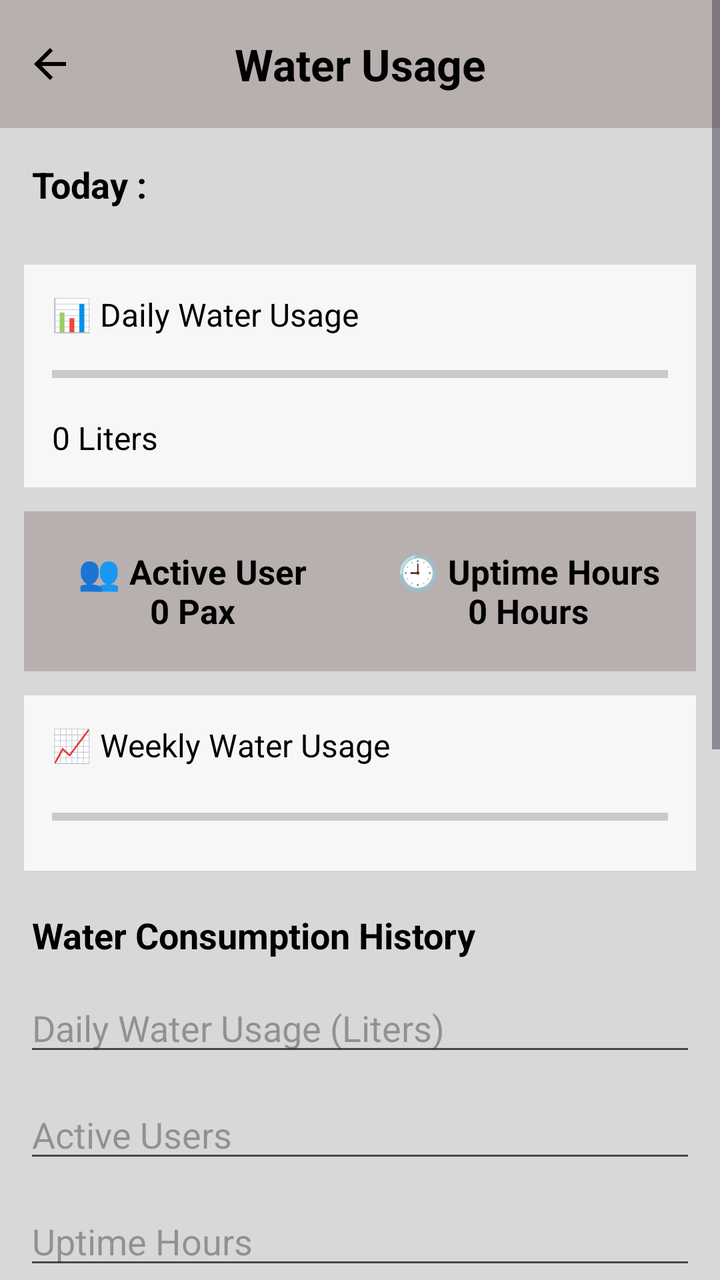
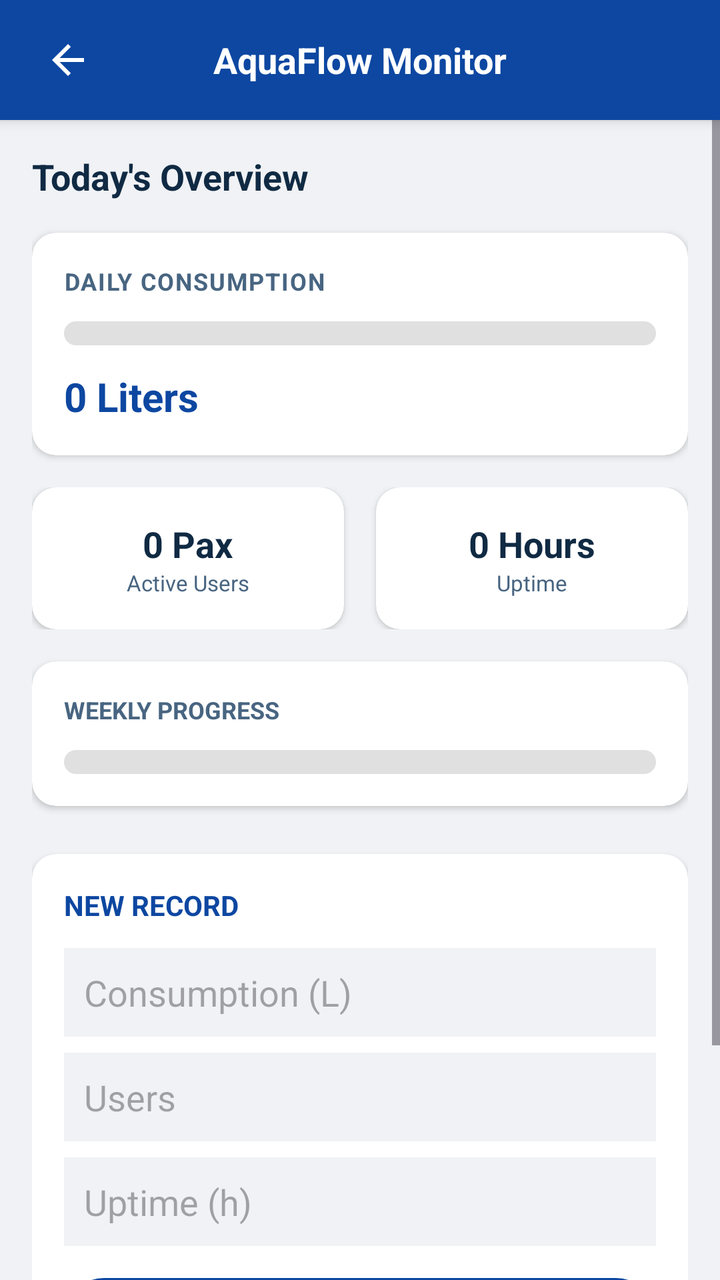

The first picture is an Android layout as it rendered before a commit; the second is the same layout after the commit. The layout source and the unified diff follow.
<!-- AndroidManifest.xml: application theme Theme.WaterFilter -->
<!-- res/layout/activity_water_usage.xml -->
<?xml version="1.0" encoding="utf-8"?>
<ScrollView xmlns:android="http://schemas.android.com/apk/res/android"
    android:layout_width="match_parent"
    android:layout_height="match_parent"
    android:background="#6F6A6A">

    <LinearLayout
        android:layout_width="match_parent"
        android:layout_height="wrap_content"
        android:orientation="vertical"
        android:background="#D8D8D8"
        android:paddingBottom="16dp">

        <LinearLayout
            android:layout_width="match_parent"
            android:layout_height="wrap_content">

            <ImageButton
                android:layout_width="wrap_content"
                android:minWidth="50dp"
                android:layout_height="match_parent"
                android:src="@drawable/ic_arrow_back"
                android:id="@+id/gobackbutton"
                android:background="#B8AFAF"/>

            <TextView
                android:layout_width="match_parent"
                android:layout_height="64dp"
                android:gravity="center"
                android:text="Water Usage"
                android:textSize="22sp"
                android:textStyle="bold"
                android:textColor="#000000"
                android:paddingRight="50dp"
                android:background="#B8AFAF" />

        </LinearLayout>

        
        <TextView
            android:id="@+id/txtDateToday"
            android:layout_width="match_parent"
            android:layout_height="wrap_content"
            android:text="Today : "
            android:textSize="18sp"
            android:textStyle="bold"
            android:textColor="#000000"
            android:padding="16dp" />

        
        <LinearLayout
            android:layout_width="match_parent"
            android:layout_height="wrap_content"
            android:layout_margin="12dp"
            android:orientation="vertical"
            android:background="#F7F7F7"
            android:padding="14dp">

            <TextView
                android:layout_width="wrap_content"
                android:layout_height="wrap_content"
                android:text="📊 Daily Water Usage"
                android:textSize="16sp"
                android:textColor="#000000" />

            <ProgressBar
                android:id="@+id/progressDaily"
                style="?android:attr/progressBarStyleHorizontal"
                android:layout_width="match_parent"
                android:layout_height="18dp"
                android:progress="0"
                android:max="100"
                android:layout_marginTop="10dp" />

            <TextView
                android:id="@+id/txtDailyLiters"
                android:layout_width="wrap_content"
                android:layout_height="wrap_content"
                android:text="0 Liters"
                android:textSize="16sp"
                android:textColor="#000000"
                android:layout_marginTop="12dp" />
        </LinearLayout>

        
        <LinearLayout
            android:layout_width="match_parent"
            android:layout_height="80dp"
            android:layout_marginHorizontal="12dp"
            android:orientation="horizontal"
            android:background="#B8AFAF">

            <TextView
                android:id="@+id/txtActiveUsers"
                android:layout_width="0dp"
                android:layout_height="match_parent"
                android:layout_weight="1"
                android:gravity="center"
                android:text="👥 Active User\n0 Pax"
                android:textSize="17sp"
                android:textStyle="bold"
                android:textColor="#000000" />

            <TextView
                android:id="@+id/txtUptimeHours"
                android:layout_width="0dp"
                android:layout_height="match_parent"
                android:layout_weight="1"
                android:gravity="center"
                android:text="🕘 Uptime Hours\n0 Hours"
                android:textSize="17sp"
                android:textStyle="bold"
                android:textColor="#000000" />
        </LinearLayout>

        
        <LinearLayout
            android:layout_width="match_parent"
            android:layout_height="wrap_content"
            android:layout_margin="12dp"
            android:orientation="vertical"
            android:background="#F7F7F7"
            android:padding="14dp">

            <TextView
                android:layout_width="wrap_content"
                android:layout_height="wrap_content"
                android:text="📈 Weekly Water Usage"
                android:textSize="16sp"
                android:textColor="#000000" />

            <ProgressBar
                android:id="@+id/progressWeekly"
                style="?android:attr/progressBarStyleHorizontal"
                android:layout_width="match_parent"
                android:layout_height="26dp"
                android:progress="0"
                android:max="100"
                android:layout_marginTop="12dp" />
        </LinearLayout>

        <TextView
            android:layout_width="wrap_content"
            android:layout_height="wrap_content"
            android:text="Water Consumption History"
            android:textSize="18sp"
            android:textStyle="bold"
            android:textColor="#000000"
            android:layout_marginStart="16dp"
            android:layout_marginTop="8dp" />

        <EditText
            android:id="@+id/etConsumption"
            android:layout_width="match_parent"
            android:layout_height="wrap_content"
            android:hint="Daily Water Usage (Liters)"
            android:inputType="number"
            android:layout_margin="12dp" />

        <EditText
            android:id="@+id/etUsers"
            android:layout_width="match_parent"
            android:layout_height="wrap_content"
            android:hint="Active Users"
            android:inputType="number"
            android:layout_marginHorizontal="12dp" />

        <EditText
            android:id="@+id/etHours"
            android:layout_width="match_parent"
            android:layout_height="wrap_content"
            android:hint="Uptime Hours"
            android:inputType="numberDecimal"
            android:layout_margin="12dp" />

        <Button
            android:id="@+id/btnSave"
            android:layout_width="match_parent"
            android:layout_height="wrap_content"
            android:text="Save Record"
            android:layout_marginHorizontal="12dp" />

        <Button
            android:id="@+id/btnUpdate"
            android:layout_width="match_parent"
            android:layout_height="wrap_content"
            android:text="Update Record"
            android:layout_marginHorizontal="12dp"
            android:layout_marginTop="6dp" />

        <androidx.recyclerview.widget.RecyclerView
            android:id="@+id/recyclerView"
            android:layout_width="match_parent"
            android:layout_height="300dp"
            android:layout_margin="12dp" />

    </LinearLayout>
</ScrollView>
<!-- resources referenced by this layout -->
<resources>
  <!-- drawable ic_arrow_back (drawable) -->
  <vector xmlns:android="http://schemas.android.com/apk/res/android" android:autoMirrored="true" android:height="24dp" android:tint="#000000" android:viewportHeight="960" android:viewportWidth="960" android:width="24dp">
        
      <path android:fillColor="@android:color/white" android:pathData="M313,520L537,744L480,800L160,480L480,160L537,216L313,440L800,440L800,520L313,520Z"/>
      
  </vector>
  <style name="Theme.WaterFilter" parent="Base.Theme.WaterFilter" />
  <style name="Base.Theme.WaterFilter" parent="Theme.Material3.DayNight.NoActionBar">
          
      </style>
</resources>

<!-- the commit's change to res/layout/activity_water_usage.xml (unified diff, before → after) -->
@@ -1,198 +1,216 @@
 <?xml version="1.0" encoding="utf-8"?>
-<ScrollView xmlns:android="http://schemas.android.com/apk/res/android"
+<RelativeLayout xmlns:android="http://schemas.android.com/apk/res/android"
+    xmlns:app="http://schemas.android.com/apk/res-auto"
     android:layout_width="match_parent"
     android:layout_height="match_parent"
-    android:background="#6F6A6A">
-
+    android:background="@color/bg_app">
+
+    
     <LinearLayout
+        android:id="@+id/topBar"
         android:layout_width="match_parent"
-        android:layout_height="wrap_content"
-        android:orientation="vertical"
-        android:background="#D8D8D8"
-        android:paddingBottom="16dp">
-
-        <LinearLayout
-            android:layout_width="match_parent"
-            android:layout_height="wrap_content">
-
-            <ImageButton
-                android:layout_width="wrap_content"
-                android:minWidth="50dp"
-                android:layout_height="match_parent"
-                android:src="@drawable/ic_arrow_back"
-                android:id="@+id/gobackbutton"
-                android:background="#B8AFAF"/>
-
-            <TextView
-                android:layout_width="match_parent"
-                android:layout_height="64dp"
-                android:gravity="center"
-                android:text="Water Usage"
-                android:textSize="22sp"
-                android:textStyle="bold"
-                android:textColor="#000000"
-                android:paddingRight="50dp"
-                android:background="#B8AFAF" />
-
-        </LinearLayout>
-
-        
+        android:layout_height="60dp"
+        android:background="@color/primary"
+        android:orientation="horizontal"
+        android:gravity="center_vertical"
+        android:paddingStart="16dp"
+        android:paddingEnd="16dp"
+        android:elevation="4dp">
+
+        <ImageButton
+            android:id="@+id/gobackbutton"
+            android:layout_width="36dp"
+            android:layout_height="36dp"
+            android:src="@drawable/ic_arrow_back"
+            android:background="?attr/selectableItemBackgroundBorderless"
+            app:tint="@color/white"
+            android:contentDescription="Back" />
+
         <TextView
-            android:id="@+id/txtDateToday"
-            android:layout_width="match_parent"
+            android:layout_width="0dp"
             android:layout_height="wrap_content"
-            android:text="Today : "
+            android:layout_weight="1"
+            android:text="AquaFlow Monitor"
             android:textSize="18sp"
             android:textStyle="bold"
-            android:textColor="#000000"
-            android:padding="16dp" />
-
-        
+            android:textColor="@color/white"
+            android:gravity="center" />
+
+        <View
+            android:layout_width="36dp"
+            android:layout_height="36dp" />
+    </LinearLayout>
+
+    <ScrollView
+        android:layout_width="match_parent"
+        android:layout_height="match_parent"
+        android:layout_below="@id/topBar"
+        android:fillViewport="true">
+
         <LinearLayout
             android:layout_width="match_parent"
             android:layout_height="wrap_content"
-            android:layout_margin="12dp"
             android:orientation="vertical"
-            android:background="#F7F7F7"
-            android:padding="14dp">
+            android:padding="16dp">
 
             <TextView
-                android:layout_width="wrap_content"
-                android:layout_height="wrap_content"
-                android:text="📊 Daily Water Usage"
-                android:textSize="16sp"
-                android:textColor="#000000" />
-
-            <ProgressBar
-                android:id="@+id/progressDaily"
-                style="?android:attr/progressBarStyleHorizontal"
-                android:layout_width="match_parent"
-                android:layout_height="18dp"
-                android:progress="0"
-                android:max="100"
-                android:layout_marginTop="10dp" />
-
-            <TextView
-                android:id="@+id/txtDailyLiters"
-                android:layout_width="wrap_content"
-                android:layout_height="wrap_content"
-                android:text="0 Liters"
-                android:textSize="16sp"
-                android:textColor="#000000"
-                android:layout_marginTop="12dp" />
+                android:id="@+id/txtDateToday"
+                android:layout_width="match_parent"
+                android:layout_height="wrap_content"
+                android:text="Today's Overview"
+                android:textSize="18sp"
+                android:textStyle="bold"
+                android:textColor="@color/text_primary"
+                android:layout_marginBottom="16dp" />
+
+            
+            <androidx.cardview.widget.CardView
+                android:layout_width="match_parent"
+                android:layout_height="wrap_content"
+                android:layout_marginBottom="16dp"
+                app:cardCornerRadius="12dp"
+                app:cardElevation="2dp">
+
+                <LinearLayout
+                    android:layout_width="match_parent"
+                    android:layout_height="wrap_content"
+                    android:orientation="vertical"
+                    android:padding="16dp">
+
+                    <TextView
+                        android:layout_width="wrap_content"
+                        android:layout_height="wrap_content"
+                        android:text="DAILY CONSUMPTION"
+                        android:textSize="12sp"
+                        android:textStyle="bold"
+                        android:textColor="@color/text_secondary"
+                        android:letterSpacing="0.05" />
+
+                    <ProgressBar
+                        android:id="@+id/progressDaily"
+                        style="?android:attr/progressBarStyleHorizontal"
+                        android:layout_width="match_parent"
+                        android:layout_height="12dp"
+                        android:progress="0"
+                        android:max="100"
+                        android:progressDrawable="@drawable/progress_bar_custom"
+                        android:layout_marginTop="12dp" />
+
+                    <TextView
+                        android:id="@+id/txtDailyLiters"
+                        android:layout_width="wrap_content"
+                        android:layout_height="wrap_content"
+                        android:text="0 Liters"
+                        android:textSize="20sp"
+                        android:textStyle="bold"
+                        android:textColor="@color/primary"
+                        android:layout_marginTop="12dp" />
+                </LinearLayout>
+            </androidx.cardview.widget.CardView>
+
+            
+            <LinearLayout
+                android:layout_width="match_parent"
+                android:layout_height="wrap_content"
+                android:orientation="horizontal"
+                android:weightSum="2"
+                android:layout_marginBottom="16dp">
+
+                <androidx.cardview.widget.CardView
+                    android:layout_width="0dp"
+                    android:layout_height="wrap_content"
+                    android:layout_weight="1"
+                    android:layout_marginEnd="8dp"
+                    app:cardCornerRadius="12dp"
+                    app:cardElevation="2dp">
+                    <LinearLayout
+                        android:layout_width="match_parent"
+                        android:layout_height="wrap_content"
+                        android:orientation="vertical"
+                        android:padding="16dp"
+                        android:gravity="center">
+                        <TextView android:id="@+id/txtActiveUsers" android:layout_width="wrap_content" android:layout_height="wrap_content" android:text="0 Pax" android:textSize="18sp" android:textStyle="bold" android:textColor="@color/text_primary"/>
+                        <TextView android:layout_width="wrap_content" android:layout_height="wrap_content" android:text="Active Users" android:textSize="11sp" android:textColor="@color/text_secondary"/>
+                    </LinearLayout>
+                </androidx.cardview.widget.CardView>
+
+                <androidx.cardview.widget.CardView
+                    android:layout_width="0dp"
+                    android:layout_height="wrap_content"
+                    android:layout_weight="1"
+                    android:layout_marginStart="8dp"
+                    app:cardCornerRadius="12dp"
+                    app:cardElevation="2dp">
+                    <LinearLayout
+                        android:layout_width="match_parent"
+                        android:layout_height="wrap_content"
+                        android:orientation="vertical"
+                        android:padding="16dp"
+                        android:gravity="center">
+                        <TextView android:id="@+id/txtUptimeHours" android:layout_width="wrap_content" android:layout_height="wrap_content" android:text="0 Hours" android:textSize="18sp" android:textStyle="bold" android:textColor="@color/text_primary"/>
+                        <TextView android:layout_width="wrap_content" android:layout_height="wrap_content" android:text="Uptime" android:textSize="11sp" android:textColor="@color/text_secondary"/>
+                    </LinearLayout>
+                </androidx.cardview.widget.CardView>
+            </LinearLayout>
+
+            
+            <androidx.cardview.widget.CardView
+                android:layout_width="match_parent"
+                android:layout_height="wrap_content"
+                android:layout_marginBottom="24dp"
+                app:cardCornerRadius="12dp"
+                app:cardElevation="2dp">
+                <LinearLayout
+                    android:layout_width="match_parent"
+                    android:layout_height="wrap_content"
+                    android:orientation="vertical"
+                    android:padding="16dp">
+                    <TextView
+                        android:layout_width="wrap_content"
+                        android:layout_height="wrap_content"
+                        android:text="WEEKLY PROGRESS"
+                        android:textSize="12sp"
+                        android:textStyle="bold"
+                        android:textColor="@color/text_secondary" />
+                    <ProgressBar
+                        android:id="@+id/progressWeekly"
+                        style="?android:attr/progressBarStyleHorizontal"
+                        android:layout_width="match_parent"
+                        android:layout_height="12dp"
+                        android:progress="0"
+                        android:max="100"
+                        android:progressDrawable="@drawable/progress_bar_custom"
+                        android:layout_marginTop="12dp" />
+                </LinearLayout>
+            </androidx.cardview.widget.CardView>
+
+            
+            <androidx.cardview.widget.CardView
+                android:layout_width="match_parent"
+                android:layout_height="wrap_content"
+                android:layout_marginBottom="16dp"
+                app:cardCornerRadius="12dp"
+                app:cardElevation="2dp">
+                <LinearLayout
+                    android:layout_width="match_parent"
+                    android:layout_height="wrap_content"
+                    android:orientation="vertical"
+                    android:padding="16dp">
+                    <TextView android:layout_width="wrap_content" android:layout_height="wrap_content" android:text="NEW RECORD" android:textStyle="bold" android:textColor="@color/primary" android:layout_marginBottom="12dp"/>
+                    <EditText android:id="@+id/etConsumption" android:layout_width="match_parent" android:layout_height="wrap_content" android:hint="Consumption (L)" android:inputType="number" android:background="@color/bg_app" android:padding="10dp" android:layout_marginBottom="8dp"/>
+                    <EditText android:id="@+id/etUsers" android:layout_width="match_parent" android:layout_height="wrap_content" android:hint="Users" android:inputType="number" android:background="@color/bg_app" android:padding="10dp" android:layout_marginBottom="8dp"/>
+                    <EditText android:id="@+id/etHours" android:layout_width="match_parent" android:layout_height="wrap_content" android:hint="Uptime (h)" android:inputType="numberDecimal" android:background="@color/bg_app" android:padding="10dp" android:layout_marginBottom="12dp"/>
+                    <Button android:id="@+id/btnSave" android:layout_width="match_parent" android:layout_height="wrap_content" android:text="SAVE" app:backgroundTint="@color/primary" android:textColor="@color/white" android:layout_marginBottom="8dp"/>
+                    <Button android:id="@+id/btnUpdate" android:layout_width="match_parent" android:layout_height="wrap_content" android:text="UPDATE" app:backgroundTint="@color/primary_blue" android:textColor="@color/white"/>
+                </LinearLayout>
+            </androidx.cardview.widget.CardView>
+
+            <androidx.recyclerview.widget.RecyclerView
+                android:id="@+id/recyclerView"
+                android:layout_width="match_parent"
+                android:layout_height="wrap_content"
+                android:nestedScrollingEnabled="false" />
+
         </LinearLayout>
-
-        
-        <LinearLayout
-            android:layout_width="match_parent"
-            android:layout_height="80dp"
-            android:layout_marginHorizontal="12dp"
-            android:orientation="horizontal"
-            android:background="#B8AFAF">
-
-            <TextView
-                android:id="@+id/txtActiveUsers"
-                android:layout_width="0dp"
-                android:layout_height="match_parent"
-                android:layout_weight="1"
-                android:gravity="center"
-                android:text="👥 Active User\n0 Pax"
-                android:textSize="17sp"
-                android:textStyle="bold"
-                android:textColor="#000000" />
-
-            <TextView
-                android:id="@+id/txtUptimeHours"
-                android:layout_width="0dp"
-                android:layout_height="match_parent"
-                android:layout_weight="1"
-                android:gravity="center"
-                android:text="🕘 Uptime Hours\n0 Hours"
-                android:textSize="17sp"
-                android:textStyle="bold"
-                android:textColor="#000000" />
-        </LinearLayout>
-
-        
-        <LinearLayout
-            android:layout_width="match_parent"
-            android:layout_height="wrap_content"
-            android:layout_margin="12dp"
-            android:orientation="vertical"
-            android:background="#F7F7F7"
-            android:padding="14dp">
-
-            <TextView
-                android:layout_width="wrap_content"
-                android:layout_height="wrap_content"
-                android:text="📈 Weekly Water Usage"
-                android:textSize="16sp"
-                android:textColor="#000000" />
-
-            <ProgressBar
-                android:id="@+id/progressWeekly"
-                style="?android:attr/progressBarStyleHorizontal"
-                android:layout_width="match_parent"
-                android:layout_height="26dp"
-                android:progress="0"
-                android:max="100"
-                android:layout_marginTop="12dp" />
-        </LinearLayout>
-
-        <TextView
-            android:layout_width="wrap_content"
-            android:layout_height="wrap_content"
-            android:text="Water Consumption History"
-            android:textSize="18sp"
-            android:textStyle="bold"
-            android:textColor="#000000"
-            android:layout_marginStart="16dp"
-            android:layout_marginTop="8dp" />
-
-        <EditText
-            android:id="@+id/etConsumption"
-            android:layout_width="match_parent"
-            android:layout_height="wrap_content"
-            android:hint="Daily Water Usage (Liters)"
-            android:inputType="number"
-            android:layout_margin="12dp" />
-
-        <EditText
-            android:id="@+id/etUsers"
-            android:layout_width="match_parent"
-            android:layout_height="wrap_content"
-            android:hint="Active Users"
-            android:inputType="number"
-            android:layout_marginHorizontal="12dp" />
-
-        <EditText
-            android:id="@+id/etHours"
-            android:layout_width="match_parent"
-            android:layout_height="wrap_content"
-            android:hint="Uptime Hours"
-            android:inputType="numberDecimal"
-            android:layout_margin="12dp" />
-
-        <Button
-            android:id="@+id/btnSave"
-            android:layout_width="match_parent"
-            android:layout_height="wrap_content"
-            android:text="Save Record"
-            android:layout_marginHorizontal="12dp" />
-
-        <Button
-            android:id="@+id/btnUpdate"
-            android:layout_width="match_parent"
-            android:layout_height="wrap_content"
-            android:text="Update Record"
-            android:layout_marginHorizontal="12dp"
-            android:layout_marginTop="6dp" />
-
-        <androidx.recyclerview.widget.RecyclerView
-            android:id="@+id/recyclerView"
-            android:layout_width="match_parent"
-            android:layout_height="300dp"
-            android:layout_margin="12dp" />
-
-    </LinearLayout>
-</ScrollView>
+    </ScrollView>
+</RelativeLayout>
<!-- resource entries referenced after the edit -->
@@ -1,11 +1,40 @@
 <!-- resources referenced by this layout -->
 <resources>
+  <color name="bg_app">#F0F2F5</color>
+  <color name="primary">#0D47A1</color>
+  <color name="primary_blue">#1565C0</color>
+  <color name="text_primary">#102A43</color>
+  <color name="text_secondary">#486581</color>
+  <color name="white">#FFFFFF</color>
   <!-- drawable ic_arrow_back (drawable) -->
   <vector xmlns:android="http://schemas.android.com/apk/res/android" android:autoMirrored="true" android:height="24dp" android:tint="#000000" android:viewportHeight="960" android:viewportWidth="960" android:width="24dp">
         
       <path android:fillColor="@android:color/white" android:pathData="M313,520L537,744L480,800L160,480L480,160L537,216L313,440L800,440L800,520L313,520Z"/>
       
   </vector>
+  <!-- drawable progress_bar_custom (drawable) -->
+  <?xml version="1.0" encoding="utf-8"?>
+  <layer-list xmlns:android="http://schemas.android.com/apk/res/android">
+  
+      
+      <item android:id="@android:id/background">
+          <shape android:shape="rectangle">
+              <corners android:radius="6dp" />
+              <solid android:color="#E0E0E0" />
+          </shape>
+      </item>
+  
+      
+      <item android:id="@android:id/progress">
+          <clip>
+              <shape android:shape="rectangle">
+                  <corners android:radius="6dp" />
+                  <solid android:color="#1A1A1A" />
+              </shape>
+          </clip>
+      </item>
+  
+  </layer-list>
   <style name="Theme.WaterFilter" parent="Base.Theme.WaterFilter" />
   <style name="Base.Theme.WaterFilter" parent="Theme.Material3.DayNight.NoActionBar">
           
